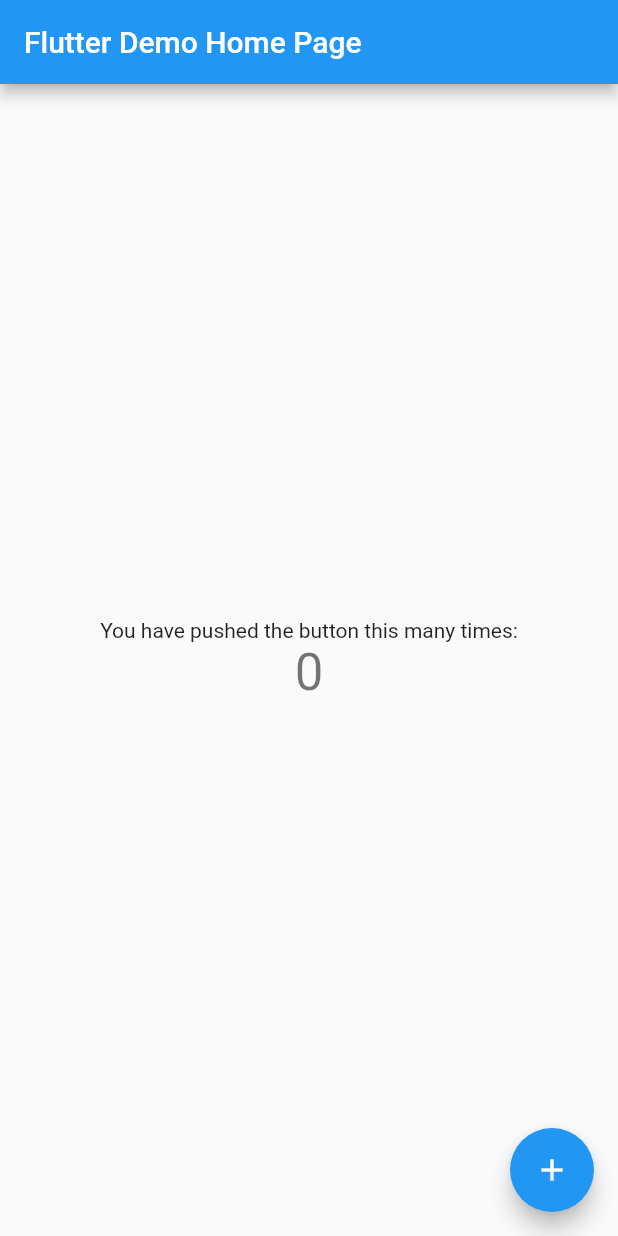
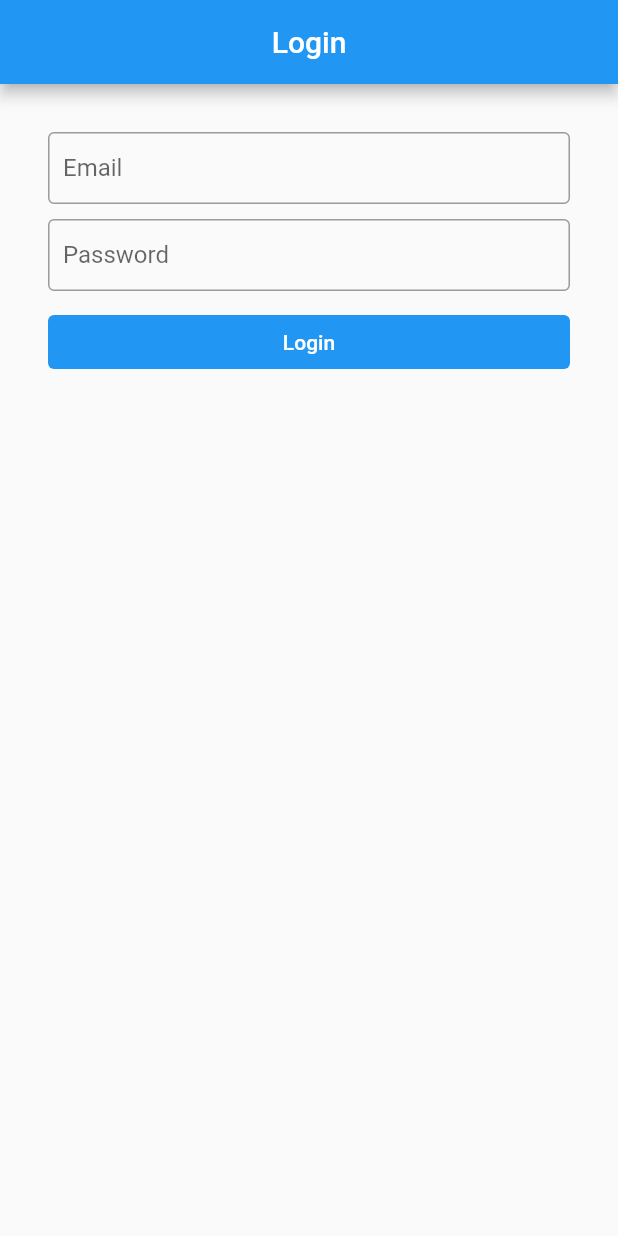
Before and after one commit to vniroshan/Poems-Store, a Flutter app: the screen it shows after launch, on a phone screen of 412 x 824 dp. Run offline on Flutter 3.47's test engine with Material 2 defaults, Android fonts, the phone set to English and light mode, and no system bars; our stand-ins replace shared_preferences.

Commit message:
Loading, Login page Added

```diff
--- /dev/null
+++ b/frontend/lib/constant.dart
@@ -0,0 +1,24 @@
+// Strings
+import 'package:flutter/material.dart';
+
+const baseURL = 'http://localhost:8000/api';
+const loginURL = baseURL + '/login';
+const registerURL = baseURL + '/register';
+const logoutURL = baseURL + '/logout';
+const userURL = baseURL + '/user';
+const postsURL = baseURL + '/posts';
+const commentURL = baseURL + '/comments';
+
+//Errors
+const serverError = 'Server error';
+const unauthorized = 'unauthorized';
+const somethingWentWrong = 'Somthing went wrong, try again!';
+
+// input decoration
+InputDecoration kInputDecoration(String label) {
+  return InputDecoration(
+      labelText: label,
+      contentPadding: EdgeInsets.all(10),
+      border: OutlineInputBorder(
+          borderSide: BorderSide(width: 1, color: Colors.black)));
+}
--- a/frontend/lib/main.dart
+++ b/frontend/lib/main.dart
@@ -1,117 +1,16 @@
 import 'package:flutter/material.dart';
+import 'package:frontend/screens/loading.dart';
 
 void main() {
-  runApp(MyApp());
+  runApp(App());
 }
 
-class MyApp extends StatelessWidget {
-  // This widget is the root of your application.
+class App extends StatelessWidget {
   @override
   Widget build(BuildContext context) {
     return MaterialApp(
-      title: 'Flutter Demo',
-      theme: ThemeData(
-        // This is the theme of your application.
-        //
-        // Try running your application with "flutter run". You'll see the
-        // application has a blue toolbar. Then, without quitting the app, try
-        // changing the primarySwatch below to Colors.green and then invoke
-        // "hot reload" (press "r" in the console where you ran "flutter run",
-        // or simply save your changes to "hot reload" in a Flutter IDE).
-        // Notice that the counter didn't reset back to zero; the application
-        // is not restarted.
-        primarySwatch: Colors.blue,
-        // This makes the visual density adapt to the platform that you run
-        // the app on. For desktop platforms, the controls will be smaller and
-        // closer together (more dense) than on mobile platforms.
-        visualDensity: VisualDensity.adaptivePlatformDensity,
-      ),
-      home: MyHomePage(title: 'Flutter Demo Home Page'),
+      debugShowCheckedModeBanner: false,
+      home: Loading(),
     );
   }
 }
-
-class MyHomePage extends StatefulWidget {
-  MyHomePage({Key key, this.title}) : super(key: key);
-
-  // This widget is the home page of your application. It is stateful, meaning
-  // that it has a State object (defined below) that contains fields that affect
-  // how it looks.
-
-  // This class is the configuration for the state. It holds the values (in this
-  // case the title) provided by the parent (in this case the App widget) and
-  // used by the build method of the State. Fields in a Widget subclass are
-  // always marked "final".
-
-  final String title;
-
-  @override
-  _MyHomePageState createState() => _MyHomePageState();
-}
-
-class _MyHomePageState extends State<MyHomePage> {
-  int _counter = 0;
-
-  void _incrementCounter() {
-    setState(() {
-      // This call to setState tells the Flutter framework that something has
-      // changed in this State, which causes it to rerun the build method below
-      // so that the display can reflect the updated values. If we changed
-      // _counter without calling setState(), then the build method would not be
-      // called again, and so nothing would appear to happen.
-      _counter++;
-    });
-  }
-
-  @override
-  Widget build(BuildContext context) {
-    // This method is rerun every time setState is called, for instance as done
-    // by the _incrementCounter method above.
-    //
-    // The Flutter framework has been optimized to make rerunning build methods
-    // fast, so that you can just rebuild anything that needs updating rather
-    // than having to individually change instances of widgets.
-    return Scaffold(
-      appBar: AppBar(
-        // Here we take the value from the MyHomePage object that was created by
-        // the App.build method, and use it to set our appbar title.
-        title: Text(widget.title),
-      ),
-      body: Center(
-        // Center is a layout widget. It takes a single child and positions it
-        // in the middle of the parent.
-        child: Column(
-          // Column is also a layout widget. It takes a list of children and
-          // arranges them vertically. By default, it sizes itself to fit its
-          // children horizontally, and tries to be as tall as its parent.
-          //
-          // Invoke "debug painting" (press "p" in the console, choose the
-          // "Toggle Debug Paint" action from the Flutter Inspector in Android
-          // Studio, or the "Toggle Debug Paint" command in Visual Studio Code)
-          // to see the wireframe for each widget.
-          //
-          // Column has various properties to control how it sizes itself and
-          // how it positions its children. Here we use mainAxisAlignment to
-          // center the children vertically; the main axis here is the vertical
-          // axis because Columns are vertical (the cross axis would be
-          // horizontal).
-          mainAxisAlignment: MainAxisAlignment.center,
-          children: <Widget>[
-            Text(
-              'You have pushed the button this many times:',
-            ),
-            Text(
-              '$_counter',
-              style: Theme.of(context).textTheme.headline4,
-            ),
-          ],
-        ),
-      ),
-      floatingActionButton: FloatingActionButton(
-        onPressed: _incrementCounter,
-        tooltip: 'Increment',
-        child: Icon(Icons.add),
-      ), // This trailing comma makes auto-formatting nicer for build methods.
-    );
-  }
-}
--- /dev/null
+++ b/frontend/lib/models/api_response.dart
@@ -0,0 +1,4 @@
+class ApiResponse {
+  Object? data;
+  String? error;
+}
--- /dev/null
+++ b/frontend/lib/screens/login.dart
@@ -0,0 +1,62 @@
+import 'package:flutter/material.dart';
+import 'package:frontend/constant.dart';
+
+class Login extends StatefulWidget {
+  @override
+  _LoginState createState() => _LoginState();
+}
+
+class _LoginState extends State<Login> {
+  final GlobalKey<FormState> formkey = GlobalKey<FormState>();
+  TextEditingController txtEmail = TextEditingController();
+  TextEditingController txtPassword = TextEditingController();
+
+  @override
+  Widget build(BuildContext context) {
+    return Scaffold(
+      appBar: AppBar(
+        title: Text("Login"),
+        centerTitle: true,
+      ),
+      body: Form(
+        key: formkey,
+        child: ListView(
+          padding: EdgeInsets.all(32),
+          children: [
+            TextFormField(
+              keyboardType: TextInputType.emailAddress,
+              controller: txtEmail,
+              validator: (val) => val!.isEmpty ? 'Invalid email address' : null,
+              decoration: kInputDecoration('Email'),
+            ),
+            SizedBox(
+              height: 10,
+            ),
+            TextFormField(
+              controller: txtPassword,
+              obscureText: true,
+              validator: (val) =>
+                  val!.isEmpty ? 'Required at least 6 chars' : null,
+              decoration: kInputDecoration('Password'),
+            ),
+            SizedBox(
+              height: 10,
+            ),
+            TextButton(
+              child: Text(
+                'Login',
+                style: TextStyle(color: Colors.white),
+              ),
+              style: ButtonStyle(
+                  backgroundColor:
+                      MaterialStateColor.resolveWith((states) => Colors.blue),
+                  padding: MaterialStateProperty.resolveWith(
+                      (states) => EdgeInsets.symmetric(vertical: 10))),
+              onPressed: () {},
+            )
+          ],
+        ),
+      ),
+    );
+  }
+}
--- a/frontend/pubspec.yaml
+++ b/frontend/pubspec.yaml
@@ -18,7 +18,7 @@ publish_to: 'none' # Remove this line if you wish to publish to pub.dev
 version: 1.0.0+1
 
 environment:
-  sdk: ">=2.7.0 <3.0.0"
+  sdk: ">=2.12.0-0 <3.0.0"
 
 dependencies:
   flutter:
@@ -28,6 +28,9 @@ dependencies:
   # The following adds the Cupertino Icons font to your application.
   # Use with the CupertinoIcons class for iOS style icons.
   cupertino_icons: ^1.0.0
+  http: ^0.13.3
+  shared_preferences: ^2.0.6
+  image_picker: ^0.8.1+3
 
 dev_dependencies:
   flutter_test:
```
Also changed, not shown: frontend/lib/models/user.dart (added, +25 -0 lines), frontend/lib/screens/home.dart (added, +13 -0 lines), frontend/lib/screens/loading.dart (added, +49 -0 lines), frontend/lib/services/user_service.dart (added, +121 -0 lines), frontend/lib/screens/register.dart (added), frontend/pubspec.lock, 4 other files.
